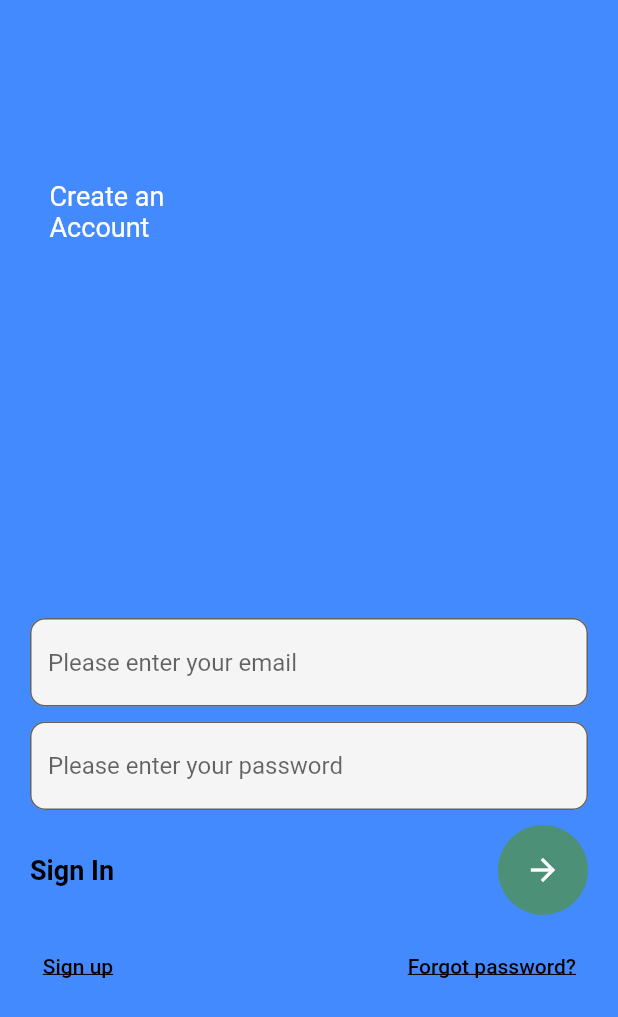
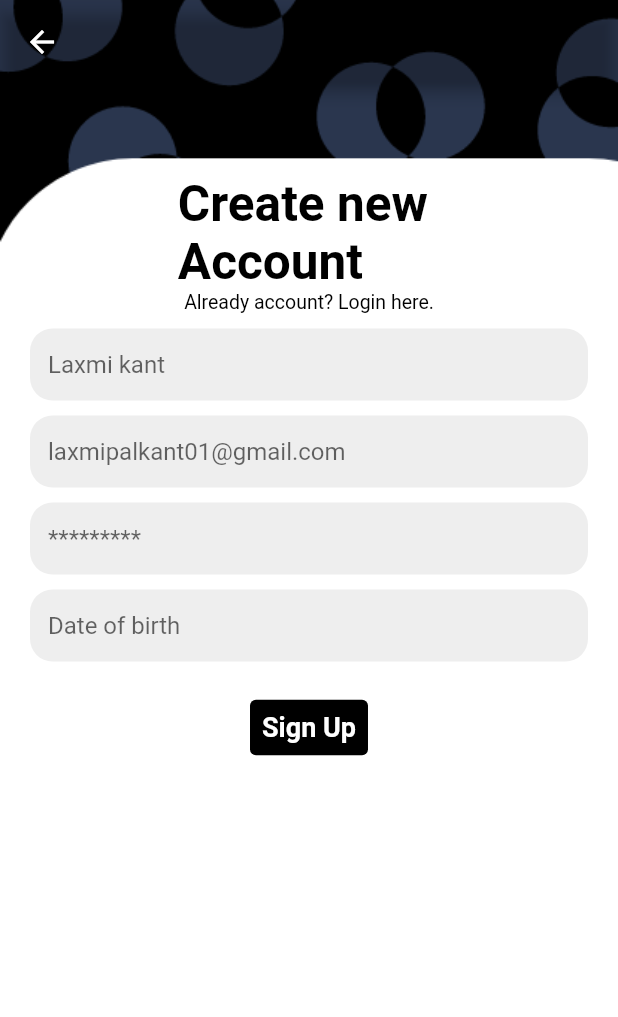
Before and after one commit to codewith-fun/flutter-app, a Flutter app: the Register screen opened by its route, on a phone screen of 412 x 824 dp. Shown: the top 1017 px of the screen. Run offline on Flutter 3.47's test engine with Material 2 defaults, Android fonts, the phone set to English and light mode, and no system bars.

Commit message:
yt finish

```diff
--- a/test_app/lib/home/Register.dart
+++ b/test_app/lib/home/Register.dart
@@ -11,22 +11,18 @@ class _RegisterState extends State<Register> {
   @override
   Widget build(BuildContext context) {
     return Container(
-      color: Colors.blueAccent,
+      decoration: BoxDecoration(
+          image: DecorationImage(
+              image: AssetImage('assets/register.png'),fit: BoxFit.cover),),
       child: Scaffold(
         backgroundColor: Colors.transparent,
+        appBar: AppBar(
+          backgroundColor: Colors.transparent,
+          centerTitle: true,
+        ),
         body: Stack(
           children: [
-            Container(
-                padding: EdgeInsets.only( left: 33,top: 120),
-                child:
-                Text('Create an\nAccount', style: TextStyle(
-                    color: Colors.white,
-                    fontSize: 18
-                ),)
-
-            ),
             InputData(context)
-
           ],
         ),
       ),
@@ -35,18 +31,46 @@ class _RegisterState extends State<Register> {
 
   SingleChildScrollView InputData(BuildContext context) {
     return SingleChildScrollView(
-      child: Container(
-        padding: EdgeInsets.only(top: MediaQuery.of(context).size.height*0.5,left: 20,right: 20),
+      child: Column(
+        children: [
+          Container(
+            padding: EdgeInsets.only(top: 60,left: 20,right: 20),
             child: Column(
               crossAxisAlignment: CrossAxisAlignment.center,
               children: [
+                Text("Create new \nAccount",style: TextStyle(
+                    color: Colors.black,
+                    fontSize: 33,
+                    fontWeight: FontWeight.w700
+                )),
+                Text("Already account? Login here.",style: TextStyle(
+                    color: Colors.black,
+                    fontSize: 13,
+                    fontWeight: FontWeight.normal
+                )),
+                SizedBox(height: 10),
+
                 TextField(
                   decoration: InputDecoration(
-                  hintText: 'Please enter your email',
-                  fillColor: Colors.grey.shade100,
+                      hintText: 'Laxmi kant',
+                      fillColor: Colors.grey.shade200,
                       filled: true,
-                  border: OutlineInputBorder(
-                    borderRadius: BorderRadius.circular(10),
+                      border: UnderlineInputBorder(
+                        borderSide: BorderSide.none,
+                        borderRadius: BorderRadius.circular(15),
+                      )
+                  ),
+                ),
+                SizedBox(height: 10),
+                TextField(
+                  obscureText: false,
+                  decoration: InputDecoration(
+                      hintText: 'laxmipalkant01@gmail.com',
+                      fillColor: Colors.grey.shade200,
+                      filled: true,
+                      border: UnderlineInputBorder(
+                        borderSide: BorderSide.none,
+                        borderRadius: BorderRadius.circular(15),
                       )
                   ),
                 ),
@@ -54,61 +78,54 @@ class _RegisterState extends State<Register> {
                 TextField(
                   obscureText: true,
                   decoration: InputDecoration(
-                  hintText: 'Please enter your password',
-                  fillColor: Colors.grey.shade100,
+                      hintText: '*********',
+                      fillColor: Colors.grey.shade200,
                       filled: true,
-                  border: OutlineInputBorder(
-                    borderRadius: BorderRadius.circular(10),
+                      border: UnderlineInputBorder(
+                        borderSide: BorderSide.none,
+                        borderRadius: BorderRadius.circular(15),
                       )
                   ),
                 ),
                 SizedBox(height: 10),
-            Row(
-              mainAxisAlignment: MainAxisAlignment.spaceBetween,
+                TextField(
+                  decoration: InputDecoration(
+                      hintText: 'Date of birth',
+                      fillColor: Colors.grey.shade200,
+                      filled: true,
+                      border: UnderlineInputBorder(
+                        borderSide: BorderSide.none,
+                        borderRadius: BorderRadius.circular(15),
+                      )
+                  ),
+                ),
+                SizedBox(height: 10),
+                Container(
+                  padding: EdgeInsets.only(top: 10,left: 20,right: 20),
+                  child: Column(
                     children:  [
-                Text("Sign In",
+                        TextButton(onPressed: (){
+                          Navigator.pushNamed(context, 'home');
+                        }, child: Text("Sign Up",
                           style: TextStyle(
                               fontSize: 18,
-                      color: Colors.black,
+                              color: Colors.white,
                               fontWeight: FontWeight.w700
                           ),
                         ),
-                CircleAvatar(
-                  radius: 30,
-                  backgroundColor: Color(0xff4c9078),
-                  child: IconButton(
-                      onPressed:() {},
-                      icon: Icon(
-                        Icons.arrow_forward,
-                        color: Colors.white,
-                      )
+                  style: ButtonStyle(
+                      backgroundColor: MaterialStateProperty.all(Colors.black)
                   ),
-                )
+                ),
+
                     ],
                   ),
-            SizedBox(height:10),
-            Row(
-              mainAxisAlignment: MainAxisAlignment.spaceBetween,
-              children:  [
-                TextButton(
-                  onPressed:() {
-                    Navigator.pushNamed(context, 'register');
-                  },
-                  child: Text("Sign up",style: TextStyle(
-                      color: Colors.black,
-                      decoration: TextDecoration.underline
-                  ),),),
-                TextButton(
-                  onPressed: (){},
-                  child: Text("Forgot password?",style: TextStyle(
-                      color: Colors.black,
-                      decoration: TextDecoration.underline
-                  ),),),
 
-              ],
-            )
+                ),
               ],
             ),
+          ),
+        ],
       ),
     );
   }
--- a/test_app/pubspec.yaml
+++ b/test_app/pubspec.yaml
@@ -60,8 +60,8 @@ flutter:
   uses-material-design: true
 
   # To add assets to your application, add an assets section, like this:
-  # assets:
-  #   - images/a_dot_burr.jpeg
+  assets:
+     - assets/
   #   - images/a_dot_ham.jpeg
 
   # An image asset can refer to one or more resolution-specific "variants", see
```
Also changed, not shown: test_app/lib/home/Login.dart (+66 -44 lines), test_app/assets/ic_logo.png (added), test_app/assets/login.png (added), test_app/assets/register.png (added), 1 other file. Lines whose indentation alone changed are shown as unchanged.
